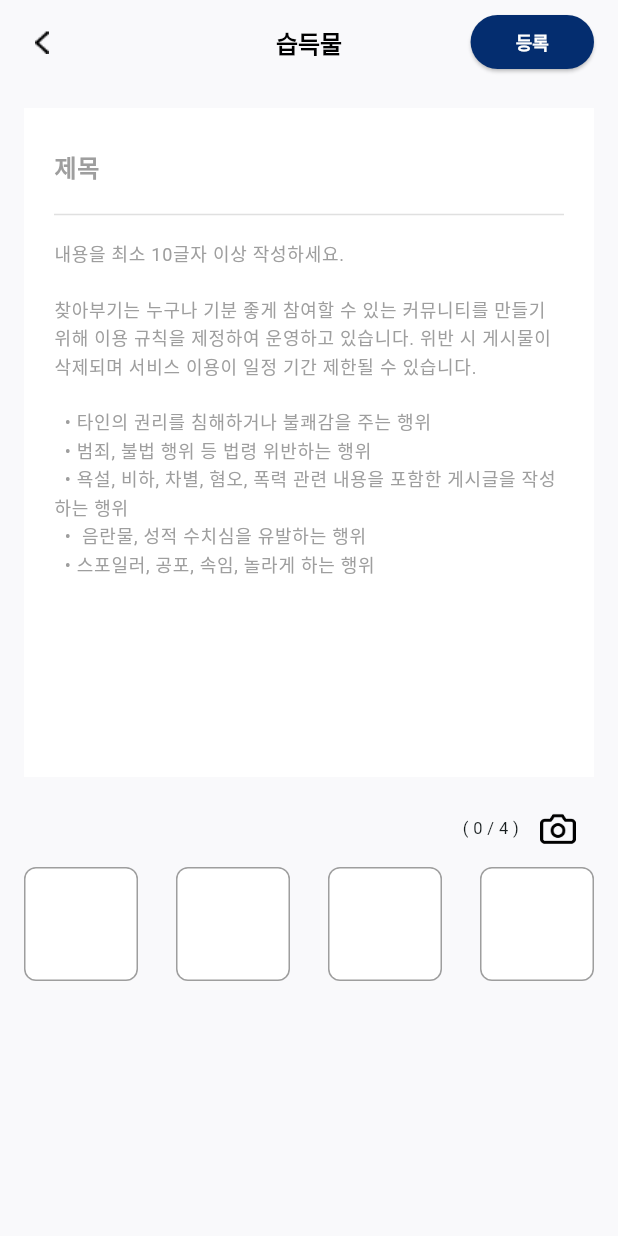
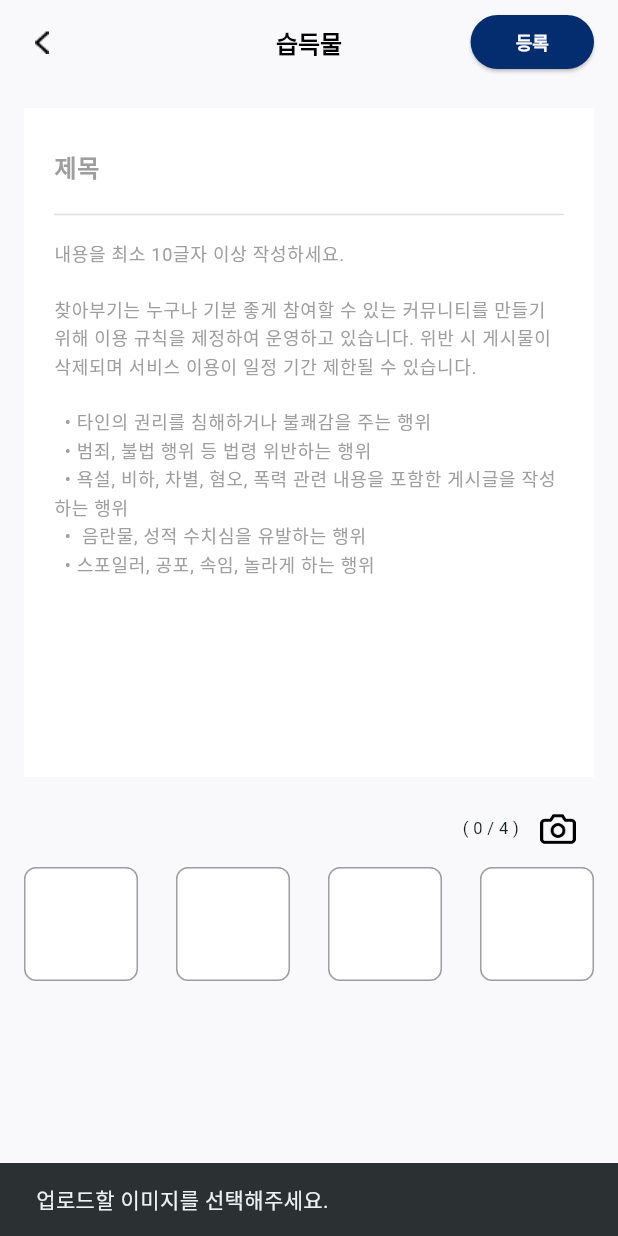
Before and after one commit to ZUZ1H3/Hansung_where, a Flutter app: the WritePage screen opened directly, after a tap on "등록", on a phone screen of 412 x 824 dp. Run offline on Flutter 3.47's test engine with Material 3 defaults, Android fonts, the phone set to English and light mode, and no system bars; our stand-ins replace firebase_core, firebase_storage, flutter_dotenv, fluttertoast, image_picker, shared_preferences; missing offline and left inert: mysql_client; accounts and stored records are empty; Roboto replaces fonts that are missing (Neo).

Commit message:
파이어베이스에 게시글 이미지 저장 기능 완성

```diff
--- a/lib/screens/WritePage.dart
+++ b/lib/screens/WritePage.dart
@@ -2,6 +2,7 @@ import 'package:flutter/material.dart';
 import 'package:hansung_where/theme/colors.dart';
 import 'dart:io';
 import 'package:image_picker/image_picker.dart';
+import 'package:hansung_where/PostUploader.dart';
 
 class WritePage extends StatefulWidget {
   final String type;
@@ -15,6 +16,7 @@ class WritePage extends StatefulWidget {
 class _WritePageState extends State<WritePage> {
   final TextEditingController titleController = TextEditingController();
   final TextEditingController contentController = TextEditingController();
+  final PostUploader _postUploader = PostUploader();
 
   final List<File?> selectedImages = [null, null, null, null]; // 최대 4개 이미지
 
@@ -44,6 +46,36 @@ class _WritePageState extends State<WritePage> {
     }
   }
 
+  Future<void> uploadImagesToFirebase() async {
+    if (selectedImages.every((image) => image == null)) {
+      ScaffoldMessenger.of(context).showSnackBar(
+        SnackBar(content: Text('업로드할 이미지를 선택해주세요.')),
+      );
+      return;
+    }
+
+    try {
+      List<String> uploadedUrls = [];
+
+      for (int i = 0; i < selectedImages.length; i++) {
+        if (selectedImages[i] != null) {
+          String downloadUrl = await _postUploader.uploadImage(selectedImages[i]!, i + 1);
+          uploadedUrls.add(downloadUrl);
+          print("Uploaded image URL: $downloadUrl"); // 업로드된 URL 출력
+        }
+      }
+
+      ScaffoldMessenger.of(context).showSnackBar(
+        SnackBar(content: Text('이미지 업로드 완료: ${uploadedUrls.length}개')),
+      );
+    } catch (e) {
+      print("Error uploading images: $e");
+      ScaffoldMessenger.of(context).showSnackBar(
+        SnackBar(content: Text('이미지 업로드 중 오류가 발생했습니다: $e')),
+      );
+    }
+  }
+
 
   @override
   Widget build(BuildContext context) {
@@ -69,13 +101,10 @@ class _WritePageState extends State<WritePage> {
           Padding(
             padding: const EdgeInsets.symmetric(vertical: 10, horizontal: 16),
             child: ElevatedButton(
-              onPressed: () {
-                // 저장 버튼
-                print('제목: ${titleController.text}');
-                print('내용: ${contentController.text}');
-                print(
-                    '이미지 개수: ${selectedImages.where((img) => img != null).length}');
+              onPressed: () async {
+                await uploadImagesToFirebase(); // Firebase 이미지 업로드 호출
               },
+
               style: ElevatedButton.styleFrom(
                 backgroundColor: Color(0xFF042D6F),
                 shape: RoundedRectangleBorder(
--- a/pubspec.yaml
+++ b/pubspec.yaml
@@ -43,6 +43,8 @@ dependencies:
   fluttertoast: ^8.2.8
   image_picker: ^0.8.7+3
   firebase_core: ^3.8.0
+  intl: ^0.19.0
+  firebase_storage: ^12.3.6
 dev_dependencies:
   flutter_test:
     sdk: flutter
```
Also changed, not shown: lib/Firebase.dart (+30 -0 lines), lib/PostUploader.dart (added, +84 -0 lines), lib/main.dart (+4 -5 lines), pubspec.lock.
